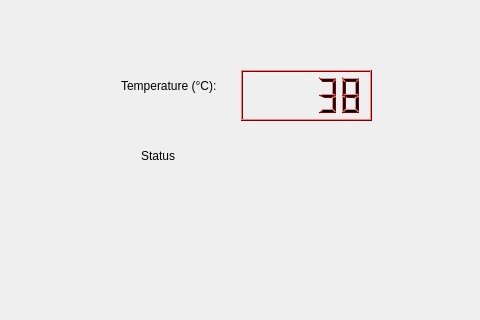
Qt form software/raspberrypi_video/Sucelje.ui (laboratory107/LeptonModule) before a commit; both pictures show x 799 to 1279 and y 0 to 320 of the 1279 by 582 pixel window.
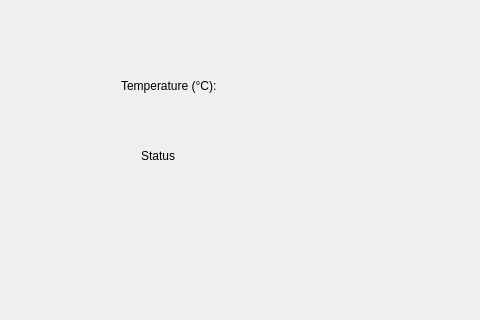
The same form after that commit. Icons and pictures are not drawn.

Diff of the .ui file:
```diff
--- a/software/raspberrypi_video/Sucelje.ui
+++ b/software/raspberrypi_video/Sucelje.ui
@@ -39,472 +39,6 @@
     <string>Status</string>
    </property>
   </widget>
-  <widget class="QLCDNumber" name="lcdNumber">
-   <property name="geometry">
-    <rect>
-     <x>1040</x>
-     <y>70</y>
-     <width>131</width>
-     <height>51</height>
-    </rect>
-   </property>
-   <property name="palette">
-    <palette>
-     <active>
-      <colorrole role="WindowText">
-       <brush brushstyle="SolidPattern">
-        <color alpha="255">
-         <red>0</red>
-         <green>0</green>
-         <blue>0</blue>
-        </color>
-       </brush>
-      </colorrole>
-      <colorrole role="Button">
-       <brush brushstyle="SolidPattern">
-        <color alpha="255">
-         <red>255</red>
-         <green>0</green>
-         <blue>0</blue>
-        </color>
-       </brush>
-      </colorrole>
-      <colorrole role="Light">
-       <brush brushstyle="SolidPattern">
-        <color alpha="255">
-         <red>255</red>
-         <green>127</green>
-         <blue>127</blue>
-        </color>
-       </brush>
-      </colorrole>
-      <colorrole role="Midlight">
-       <brush brushstyle="SolidPattern">
-        <color alpha="255">
-         <red>255</red>
-         <green>63</green>
-         <blue>63</blue>
-        </color>
-       </brush>
-      </colorrole>
-      <colorrole role="Dark">
-       <brush brushstyle="SolidPattern">
-        <color alpha="255">
-         <red>127</red>
-         <green>0</green>
-         <blue>0</blue>
-        </color>
-       </brush>
-      </colorrole>
-      <colorrole role="Mid">
-       <brush brushstyle="SolidPattern">
-        <color alpha="255">
-         <red>170</red>
-         <green>0</green>
-         <blue>0</blue>
-        </color>
-       </brush>
-      </colorrole>
-      <colorrole role="Text">
-       <brush brushstyle="SolidPattern">
-        <color alpha="255">
-         <red>0</red>
-         <green>0</green>
-         <blue>0</blue>
-        </color>
-       </brush>
-      </colorrole>
-      <colorrole role="BrightText">
-       <brush brushstyle="SolidPattern">
-        <color alpha="255">
-         <red>255</red>
-         <green>255</green>
-         <blue>255</blue>
-        </color>
-       </brush>
-      </colorrole>
-      <colorrole role="ButtonText">
-       <brush brushstyle="SolidPattern">
-        <color alpha="255">
-         <red>0</red>
-         <green>0</green>
-         <blue>0</blue>
-        </color>
-       </brush>
-      </colorrole>
-      <colorrole role="Base">
-       <brush brushstyle="SolidPattern">
-        <color alpha="255">
-         <red>255</red>
-         <green>255</green>
-         <blue>255</blue>
-        </color>
-       </brush>
-      </colorrole>
-      <colorrole role="Window">
-       <brush brushstyle="SolidPattern">
-        <color alpha="255">
-         <red>255</red>
-         <green>0</green>
-         <blue>0</blue>
-        </color>
-       </brush>
-      </colorrole>
-      <colorrole role="Shadow">
-       <brush brushstyle="SolidPattern">
-        <color alpha="255">
-         <red>0</red>
-         <green>0</green>
-         <blue>0</blue>
-        </color>
-       </brush>
-      </colorrole>
-      <colorrole role="AlternateBase">
-       <brush brushstyle="SolidPattern">
-        <color alpha="255">
-         <red>255</red>
-         <green>127</green>
-         <blue>127</blue>
-        </color>
-       </brush>
-      </colorrole>
-      <colorrole role="ToolTipBase">
-       <brush brushstyle="SolidPattern">
-        <color alpha="255">
-         <red>255</red>
-         <green>255</green>
-         <blue>220</blue>
-        </color>
-       </brush>
-      </colorrole>
-      <colorrole role="ToolTipText">
-       <brush brushstyle="SolidPattern">
-        <color alpha="255">
-         <red>0</red>
-         <green>0</green>
-         <blue>0</blue>
-        </color>
-       </brush>
-      </colorrole>
-      <colorrole role="PlaceholderText">
-       <brush brushstyle="SolidPattern">
-        <color alpha="128">
-         <red>0</red>
-         <green>0</green>
-         <blue>0</blue>
-        </color>
-       </brush>
-      </colorrole>
-     </active>
-     <inactive>
-      <colorrole role="WindowText">
-       <brush brushstyle="SolidPattern">
-        <color alpha="255">
-         <red>0</red>
-         <green>0</green>
-         <blue>0</blue>
-        </color>
-       </brush>
-      </colorrole>
-      <colorrole role="Button">
-       <brush brushstyle="SolidPattern">
-        <color alpha="255">
-         <red>255</red>
-         <green>0</green>
-         <blue>0</blue>
-        </color>
-       </brush>
-      </colorrole>
-      <colorrole role="Light">
-       <brush brushstyle="SolidPattern">
-        <color alpha="255">
-         <red>255</red>
-         <green>127</green>
-         <blue>127</blue>
-        </color>
-       </brush>
-      </colorrole>
-      <colorrole role="Midlight">
-       <brush brushstyle="SolidPattern">
-        <color alpha="255">
-         <red>255</red>
-         <green>63</green>
-         <blue>63</blue>
-        </color>
-       </brush>
-      </colorrole>
-      <colorrole role="Dark">
-       <brush brushstyle="SolidPattern">
-        <color alpha="255">
-         <red>127</red>
-         <green>0</green>
-         <blue>0</blue>
-        </color>
-       </brush>
-      </colorrole>
-      <colorrole role="Mid">
-       <brush brushstyle="SolidPattern">
-        <color alpha="255">
-         <red>170</red>
-         <green>0</green>
-         <blue>0</blue>
-        </color>
-       </brush>
-      </colorrole>
-      <colorrole role="Text">
-       <brush brushstyle="SolidPattern">
-        <color alpha="255">
-         <red>0</red>
-         <green>0</green>
-         <blue>0</blue>
-        </color>
-       </brush>
-      </colorrole>
-      <colorrole role="BrightText">
-       <brush brushstyle="SolidPattern">
-        <color alpha="255">
-         <red>255</red>
-         <green>255</green>
-         <blue>255</blue>
-        </color>
-       </brush>
-      </colorrole>
-      <colorrole role="ButtonText">
-       <brush brushstyle="SolidPattern">
-        <color alpha="255">
-         <red>0</red>
-         <green>0</green>
-         <blue>0</blue>
-        </color>
-       </brush>
-      </colorrole>
-      <colorrole role="Base">
-       <brush brushstyle="SolidPattern">
-        <color alpha="255">
-         <red>255</red>
-         <green>255</green>
-         <blue>255</blue>
-        </color>
-       </brush>
-      </colorrole>
-      <colorrole role="Window">
-       <brush brushstyle="SolidPattern">
-        <color alpha="255">
-         <red>255</red>
-         <green>0</green>
-         <blue>0</blue>
-        </color>
-       </brush>
-      </colorrole>
-      <colorrole role="Shadow">
-       <brush brushstyle="SolidPattern">
-        <color alpha="255">
-         <red>0</red>
-         <green>0</green>
-         <blue>0</blue>
-        </color>
-       </brush>
-      </colorrole>
-      <colorrole role="AlternateBase">
-       <brush brushstyle="SolidPattern">
-        <color alpha="255">
-         <red>255</red>
-         <green>127</green>
-         <blue>127</blue>
-        </color>
-       </brush>
-      </colorrole>
-      <colorrole role="ToolTipBase">
-       <brush brushstyle="SolidPattern">
-        <color alpha="255">
-         <red>255</red>
-         <green>255</green>
-         <blue>220</blue>
-        </color>
-       </brush>
-      </colorrole>
-      <colorrole role="ToolTipText">
-       <brush brushstyle="SolidPattern">
-        <color alpha="255">
-         <red>0</red>
-         <green>0</green>
-         <blue>0</blue>
-        </color>
-       </brush>
-      </colorrole>
-      <colorrole role="PlaceholderText">
-       <brush brushstyle="SolidPattern">
-        <color alpha="128">
-         <red>0</red>
-         <green>0</green>
-         <blue>0</blue>
-        </color>
-       </brush>
-      </colorrole>
-     </inactive>
-     <disabled>
-      <colorrole role="WindowText">
-       <brush brushstyle="SolidPattern">
-        <color alpha="255">
-         <red>127</red>
-         <green>0</green>
-         <blue>0</blue>
-        </color>
-       </brush>
-      </colorrole>
-      <colorrole role="Button">
-       <brush brushstyle="SolidPattern">
-        <color alpha="255">
-         <red>255</red>
-         <green>0</green>
-         <blue>0</blue>
-        </color>
-       </brush>
-      </colorrole>
-      <colorrole role="Light">
-       <brush brushstyle="SolidPattern">
-        <color alpha="255">
-         <red>255</red>
-         <green>127</green>
-         <blue>127</blue>
-        </color>
-       </brush>
-      </colorrole>
-      <colorrole role="Midlight">
-       <brush brushstyle="SolidPattern">
-        <color alpha="255">
-         <red>255</red>
-         <green>63</green>
-         <blue>63</blue>
-        </color>
-       </brush>
-      </colorrole>
-      <colorrole role="Dark">
-       <brush brushstyle="SolidPattern">
-        <color alpha="255">
-         <red>127</red>
-         <green>0</green>
-         <blue>0</blue>
-        </color>
-       </brush>
-      </colorrole>
-      <colorrole role="Mid">
-       <brush brushstyle="SolidPattern">
-        <color alpha="255">
-         <red>170</red>
-         <green>0</green>
-         <blue>0</blue>
-        </color>
-       </brush>
-      </colorrole>
-      <colorrole role="Text">
-       <brush brushstyle="SolidPattern">
-        <color alpha="255">
-         <red>127</red>
-         <green>0</green>
-         <blue>0</blue>
-        </color>
-       </brush>
-      </colorrole>
-      <colorrole role="BrightText">
-       <brush brushstyle="SolidPattern">
-        <color alpha="255">
-         <red>255</red>
-         <green>255</green>
-         <blue>255</blue>
-        </color>
-       </brush>
-      </colorrole>
-      <colorrole role="ButtonText">
-       <brush brushstyle="SolidPattern">
-        <color alpha="255">
-         <red>127</red>
-         <green>0</green>
-         <blue>0</blue>
-        </color>
-       </brush>
-      </colorrole>
-      <colorrole role="Base">
-       <brush brushstyle="SolidPattern">
-        <color alpha="255">
-         <red>255</red>
-         <green>0</green>
-         <blue>0</blue>
-        </color>
-       </brush>
-      </colorrole>
-      <colorrole role="Window">
-       <brush brushstyle="SolidPattern">
-        <color alpha="255">
-         <red>255</red>
-         <green>0</green>
-         <blue>0</blue>
-        </color>
-       </brush>
-      </colorrole>
-      <colorrole role="Shadow">
-       <brush brushstyle="SolidPattern">
-        <color alpha="255">
-         <red>0</red>
-         <green>0</green>
-         <blue>0</blue>
-        </color>
-       </brush>
-      </colorrole>
-      <colorrole role="AlternateBase">
-       <brush brushstyle="SolidPattern">
-        <color alpha="255">
-         <red>255</red>
-         <green>0</green>
-         <blue>0</blue>
-        </color>
-       </brush>
-      </colorrole>
-      <colorrole role="ToolTipBase">
-       <brush brushstyle="SolidPattern">
-        <color alpha="255">
-         <red>255</red>
-         <green>255</green>
-         <blue>220</blue>
-        </color>
-       </brush>
-      </colorrole>
-      <colorrole role="ToolTipText">
-       <brush brushstyle="SolidPattern">
-        <color alpha="255">
-         <red>0</red>
-         <green>0</green>
-         <blue>0</blue>
-        </color>
-       </brush>
-      </colorrole>
-      <colorrole role="PlaceholderText">
-       <brush brushstyle="SolidPattern">
-        <color alpha="128">
-         <red>0</red>
-         <green>0</green>
-         <blue>0</blue>
-        </color>
-       </brush>
-      </colorrole>
-     </disabled>
-    </palette>
-   </property>
-   <property name="font">
-    <font>
-     <pointsize>16</pointsize>
-    </font>
-   </property>
-   <property name="smallDecimalPoint">
-    <bool>true</bool>
-   </property>
-   <property name="value" stdset="0">
-    <double>38.000000000000000</double>
-   </property>
-   <property name="intValue" stdset="0">
-    <number>38</number>
-   </property>
-  </widget>
   <widget class="QLabel" name="overlay">
    <property name="geometry">
     <rect>
```
